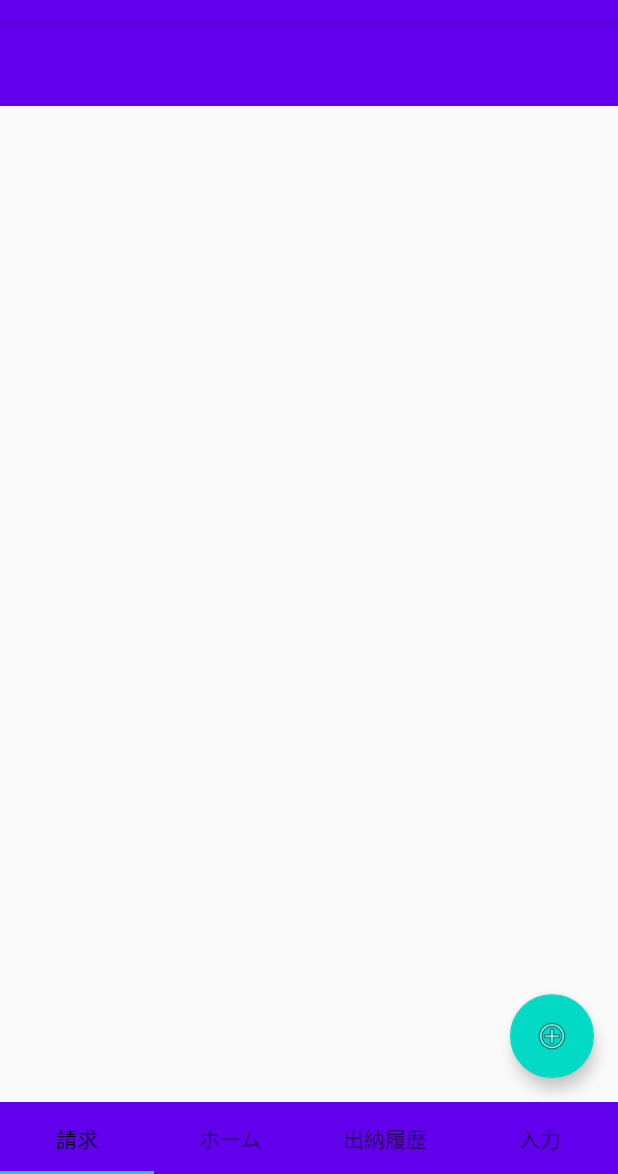
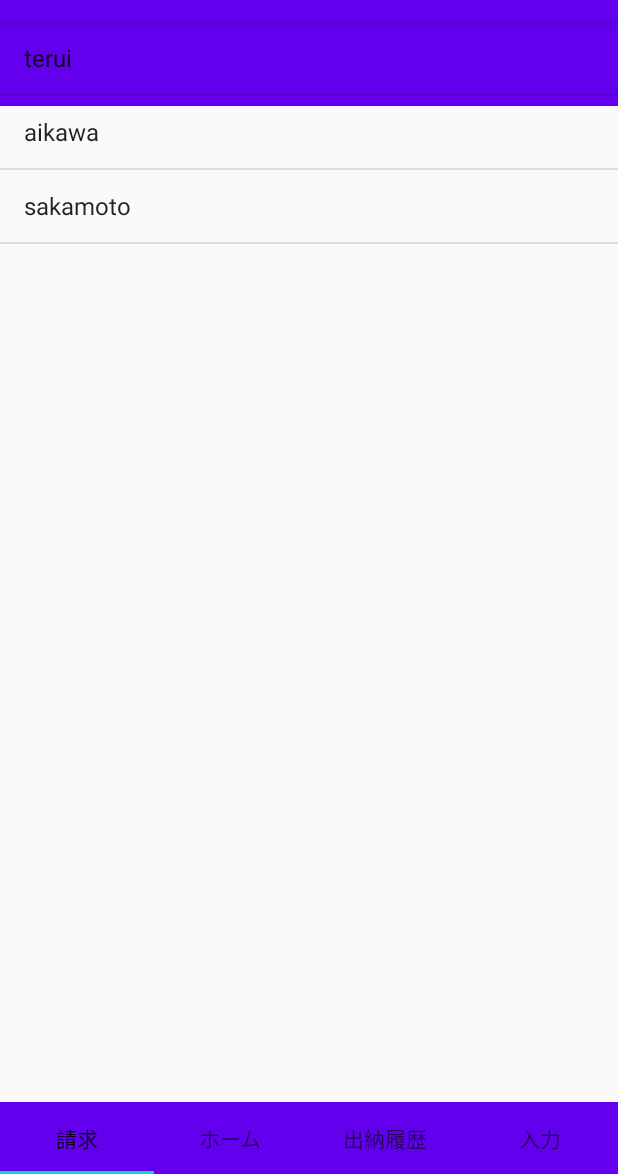
Before and after one commit to Mitssuki-Sakamoto/money-stream-android, an Android app: the screen it shows after launch (MainActivity), on a phone screen of 412 x 824 dp, the part 62-1236 px from its top. Run offline under Robolectric (Android 15) with nearby library versions, the phone set to English and light mode, and no system bars; 1 statement that could not run was skipped.

Commit message:
Creating the content of the request_fragment
request_fragmentにListViewを追加して，仮のリストを表示した

```diff
--- a/app/src/main/java/com/example/moneystream/RequestFragment.kt
+++ b/app/src/main/java/com/example/moneystream/RequestFragment.kt
@@ -1,7 +1,40 @@
 package com.example.moneystream
 
+
+import android.os.Bundle
+import android.view.LayoutInflater
+import android.view.View
+import android.view.ViewGroup
+import android.widget.ArrayAdapter
+import android.widget.ListView
 import androidx.fragment.app.Fragment
 
 class RequestFragment : Fragment() {
 
+    private var listView: ListView? = null
+
+    companion object {
+        fun newInstance() = RequestFragment()
+    }
+
+    override fun onCreateView(
+        inflater: LayoutInflater,
+        container: ViewGroup?,
+        savedInstanceState: Bundle?
+    ): View? {
+        super.onCreateView(inflater, container, savedInstanceState)
+
+        val tmpnames = arrayListOf<String>("terui", "aikawa", "sakamoto")
+        val view = inflater.inflate(R.layout.fragment_request, container, false)
+        this.listView = view.findViewById(R.id.listViewRequest) as ListView
+        val adapter = this.context?.let { ArrayAdapter<String>(it, android.R.layout.simple_list_item_1, tmpnames) }
+        listView!!.adapter = adapter
+
+        return view
+    }
+
+    override fun onViewCreated(view: View, savedInstanceState: Bundle?) {
+        super.onViewCreated(view, savedInstanceState)
+
+    }
 }
--- a/app/src/main/java/com/example/moneystream/SectionsPagerAdapter.kt
+++ b/app/src/main/java/com/example/moneystream/SectionsPagerAdapter.kt
@@ -20,7 +20,14 @@ class SectionsPagerAdapter(private val context: Context, fm: FragmentManager)
     override fun getItem(position: Int): Fragment {
         // getItem is called to instantiate the fragment for the given page.
         // Return a PlaceholderFragment (defined as a static inner class below).
-        return PlaceholderFragment.newInstance(position + 1)
+        return when (position) {
+            0 -> {
+                RequestFragment()
+            }
+            else -> {
+                PlaceholderFragment.newInstance(position + 1)
+            }
+        }
     }
 
     override fun getPageTitle(position: Int): CharSequence? {
--- a/app/src/main/res/layout/activity_main.xml
+++ b/app/src/main/res/layout/activity_main.xml
@@ -12,7 +12,8 @@
         android:layout_height="wrap_content"
         android:background="?attr/colorPrimary"
         android:minHeight="?attr/actionBarSize"
-        android:theme="@style/AppTheme.AppBarOverlay" />
+        android:theme="@style/AppTheme.AppBarOverlay"
+        tools:ignore="MissingConstraints" />
     <!--android:theme="?attr/actionBarTheme" />    -->
 
     <androidx.viewpager.widget.ViewPager
```
